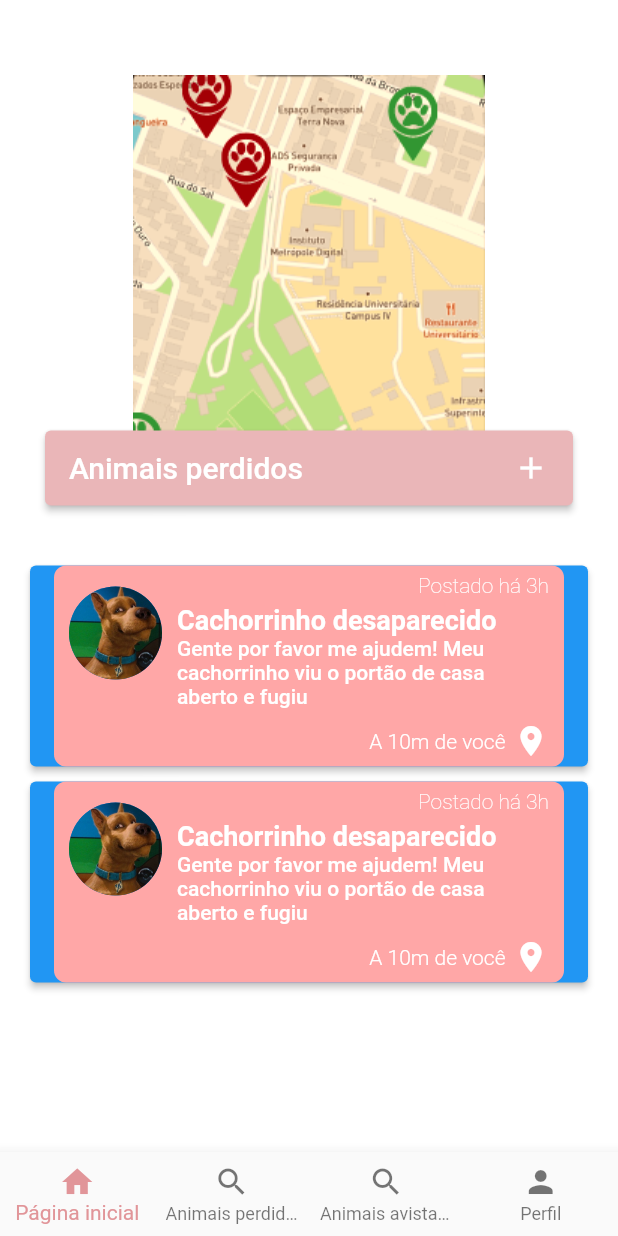
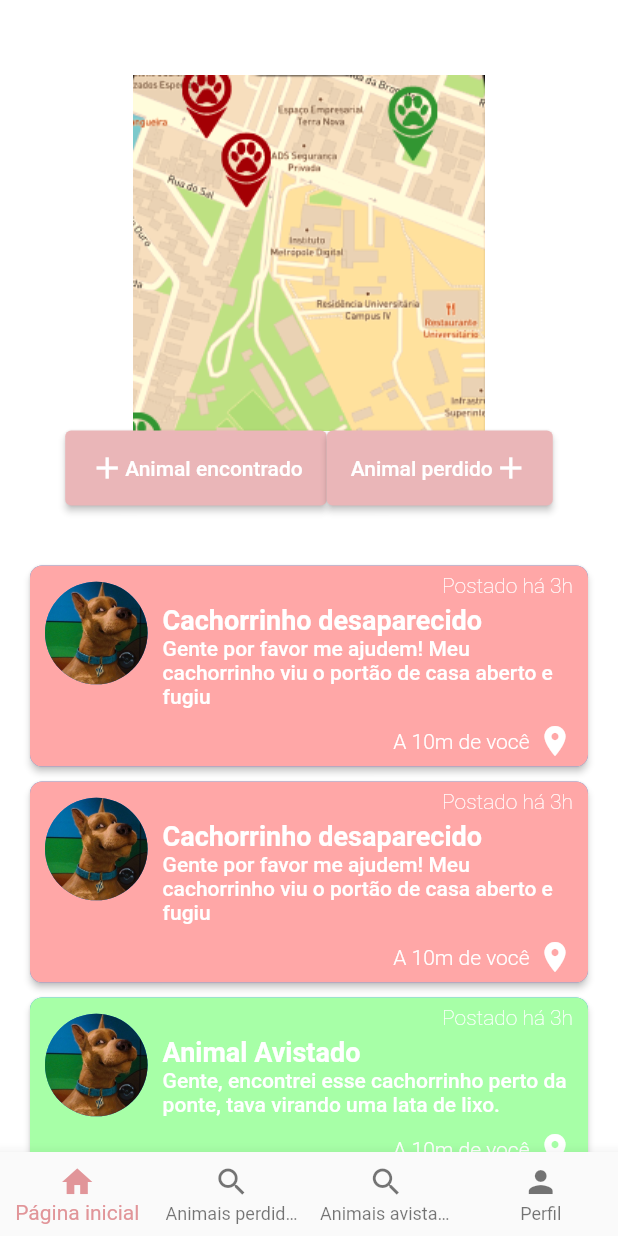
Before and after one commit to reily-cleiane/buscapatas, a Flutter app: the Home screen opened directly, on a phone screen of 412 x 824 dp. Run offline on Flutter 3.47's test engine with Material 2 defaults, Android fonts, the phone set to English and light mode, and no system bars; our stand-ins replace geolocator, pin_code_fields, shared_preferences; missing offline and left inert: flutter_session, material_color_generator; accounts and stored records are empty.

Commit message:
pequenas modificações em home e editar numero

```diff
--- a/lib/components/animal_card.dart
+++ b/lib/components/animal_card.dart
@@ -14,9 +14,9 @@ class AnimalCard extends StatefulWidget {
 
   const AnimalCard.avistado({
     super.key,
-    this.title = "Cachorrinho desaparecido",
+    this.title = "Animal Avistado",
     this.details =
-        "Gente por favor me ajudem! Meu cachorrinho viu o portão de casa aberto e fugiu",
+        "Gente, encontrei esse cachorrinho perto da ponte, tava virando uma lata de lixo.",
     this.timestamp = "Postado há 3h",
     this.distance = 10,
     this.backgroundColor = const Color(0xFFA7FFA7),
--- a/lib/home.dart
+++ b/lib/home.dart
@@ -1,3 +1,4 @@
+import 'package:buscapatas/cadastros/cadastro-post-avistado.dart';
 import 'package:buscapatas/components/animal_card.dart';
 import 'package:buscapatas/visualizacoes/info-post-avistado.dart';
 import 'package:buscapatas/visualizacoes/info-post-perdido-avistar.dart';
@@ -54,32 +55,71 @@ class _HomeState extends State<Home> {
                       image: AssetImage('imagens/mapa_holder.PNG'),
                     ),
                     SizedBox(
+                        height: 50,
                         width: double.infinity,
-                        height: 50,
-                        child: ElevatedButton(
+                        child: Row(
+                          mainAxisAlignment: MainAxisAlignment.center,
+                          children: [
+                            ElevatedButton(
                                 style: const ButtonStyle(
-                              backgroundColor: MaterialStatePropertyAll<Color>(
+                                  backgroundColor:
+                                      MaterialStatePropertyAll<Color>(
+                                          estilo.corsecundaria),
+                                ),
+                                onPressed: () {
+                                  _cadastrarAnimalAvistado();
+                                },
+                                child: Row(
+                                  crossAxisAlignment:
+                                      CrossAxisAlignment.stretch,
+                                  mainAxisAlignment:
+                                      MainAxisAlignment.spaceBetween,
+                                  children: <Widget>[
+                                    Align(
+                                        alignment: Alignment.centerLeft,
+                                        child: Icon(Icons.add)),
+                                    Align(
+                                        alignment: Alignment.centerRight,
+                                        child: Text(
+                                          "Animal encontrado",
+                                          style: TextStyle(
+                                            color:
+                                                Colors.white, /*fontSize: 20.0*/
+                                          ),
+                                        )),
+                                  ],
+                                )),
+                            ElevatedButton(
+                                style: const ButtonStyle(
+                                  backgroundColor:
+                                      MaterialStatePropertyAll<Color>(
                                           estilo.corsecundaria),
                                 ),
                                 onPressed: () {
                                   _cadastrarAnimalPerdido();
                                 },
                                 child: Row(
-                              crossAxisAlignment: CrossAxisAlignment.stretch,
-                              mainAxisAlignment: MainAxisAlignment.spaceBetween,
+                                  crossAxisAlignment:
+                                      CrossAxisAlignment.stretch,
+                                  mainAxisAlignment:
+                                      MainAxisAlignment.spaceBetween,
                                   children: <Widget>[
                                     Align(
                                         alignment: Alignment.centerLeft,
                                         child: Text(
-                                      "Animais perdidos",
+                                          "Animal perdido",
                                           style: TextStyle(
-                                          color: Colors.white, fontSize: 20.0),
+                                            color:
+                                                Colors.white, /*fontSize: 20.0*/
+                                          ),
                                         )),
                                     Align(
                                         alignment: Alignment.centerRight,
                                         child: Icon(Icons.add))
                                   ],
-                            ))),
+                                ))
+                          ],
+                        ))
                   ],
                 ),
               ),
@@ -90,18 +130,40 @@ class _HomeState extends State<Home> {
                         children: <Widget>[
                           const SizedBox(height: 10),
                           ElevatedButton(
+                              style: ElevatedButton.styleFrom(
+                                  padding: EdgeInsets.zero,
+                                  minimumSize: Size.zero,
+                                  shape: RoundedRectangleBorder(
+                                      borderRadius: BorderRadius.circular(8),
+                                      side: BorderSide.none)),
                               onPressed: () {
                                 _infoPostPerdidoAvistar();
                               },
-                            child: AnimalCard()
-                            ),
+                              child: AnimalCard()),
                           const SizedBox(height: 10),
                           ElevatedButton(
+                              style: ElevatedButton.styleFrom(
+                                  padding: EdgeInsets.zero,
+                                  minimumSize: Size.zero,
+                                  shape: RoundedRectangleBorder(
+                                      borderRadius: BorderRadius.circular(8),
+                                      side: BorderSide.none)),
                               onPressed: () {
                                 _infoPostPerdidoAvistar();
                               },
-                            child: AnimalCard()
-                            ),
+                              child: AnimalCard()),
+                          const SizedBox(height: 10),
+                          ElevatedButton(
+                              style: ElevatedButton.styleFrom(
+                                  padding: EdgeInsets.zero,
+                                  minimumSize: Size.zero,
+                                  shape: RoundedRectangleBorder(
+                                      borderRadius: BorderRadius.circular(8),
+                                      side: BorderSide.none)),
+                              onPressed: () {
+                                _infoPostAvistado();
+                              },
+                              child: AnimalCard.avistado()),
                         ],
                       )))
             ],
@@ -118,11 +180,21 @@ class _HomeState extends State<Home> {
     );
   }
 
+  void _cadastrarAnimalAvistado() {
+    Navigator.push(
+      context,
+      MaterialPageRoute(
+          builder: (context) =>
+              CadastroPostAvistado(title: "Cadastrar Animal Avistado")),
+    );
+  }
+
   void _infoPostPerdidoAvistar() {
     Navigator.push(
       context,
       MaterialPageRoute(
-          builder: (context) => InfoPostPerdidoAvistar(title: "Animal Perdido")),
+          builder: (context) =>
+              InfoPostPerdidoAvistar(title: "Animal Perdido")),
     );
   }
 
@@ -133,5 +205,4 @@ class _HomeState extends State<Home> {
           builder: (context) => InfoPostAvistado(title: "Animal Avistado")),
     );
   }
-
 }
--- a/lib/visualizacoes/editar-numero.dart
+++ b/lib/visualizacoes/editar-numero.dart
@@ -1,6 +1,7 @@
 import 'package:buscapatas/visualizacoes/confirmar-numero.dart';
 import 'package:flutter/material.dart';
 import 'package:buscapatas/componentes-interface/estilo.dart' as estilo;
+import 'package:flutter/services.dart';
 
 class EditarNumero extends StatefulWidget {
   const EditarNumero({super.key, required this.title});
@@ -31,6 +32,8 @@ class _EditarNumeroState extends State<EditarNumero> {
                     padding: const EdgeInsets.fromLTRB(0, 10.0, 0, 10.0),
                     child: TextFormField(
                         keyboardType: TextInputType.phone,
+                        maxLength: 11,
+                        inputFormatters: [FilteringTextInputFormatter.digitsOnly],
                         decoration: InputDecoration(
                           labelText: "Numero de celular",
                           border: const OutlineInputBorder(),
```
Lines whose indentation alone changed are shown as unchanged.
